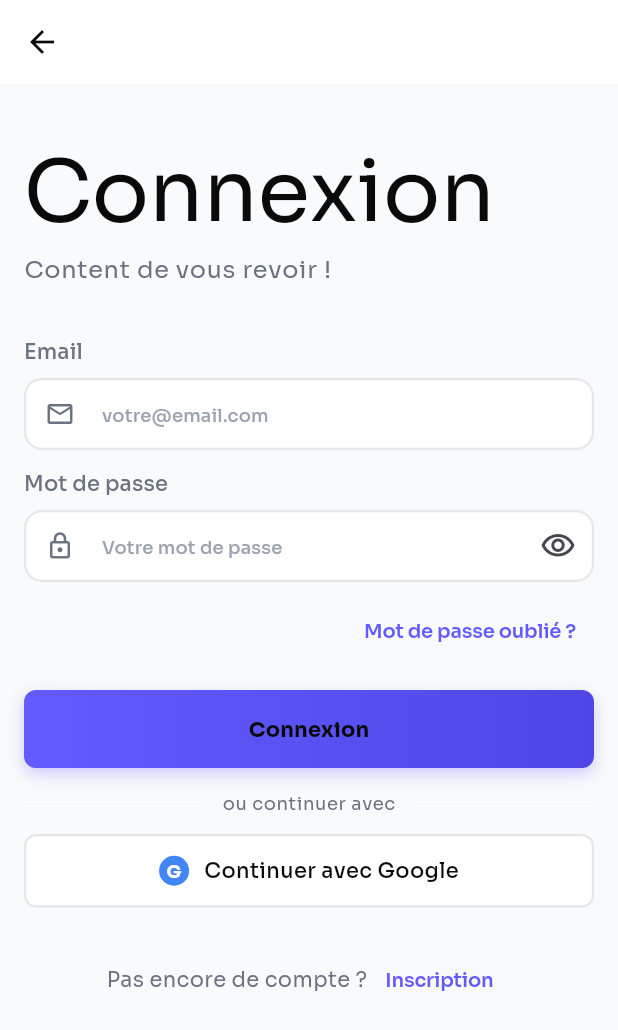
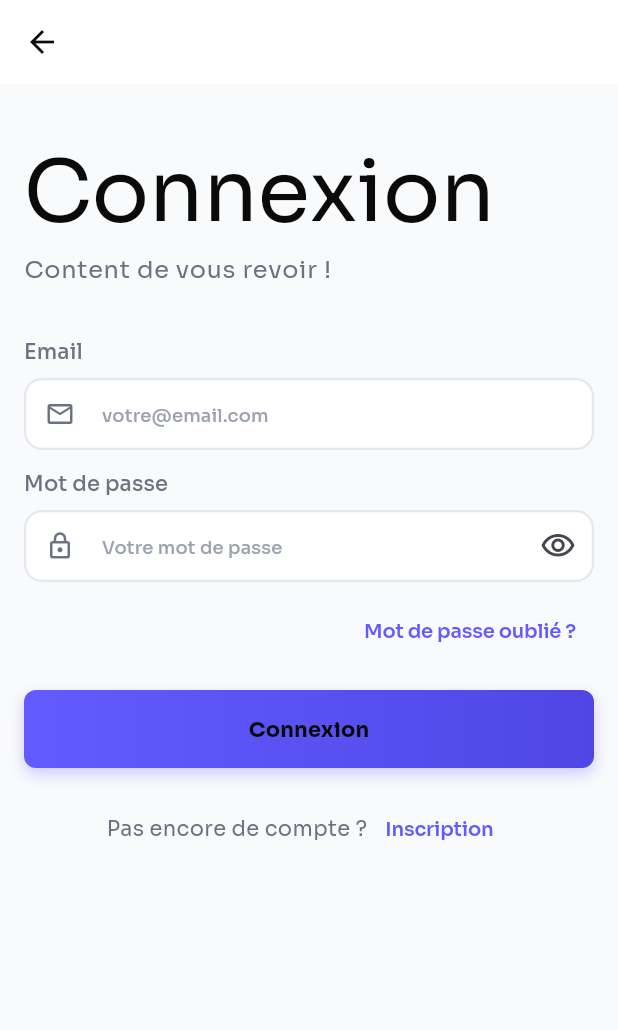
Before and after one commit to gzzadri11/Etoile-mobile-app, a Flutter app: the LoginPage screen opened by its route, on a phone screen of 412 x 824 dp. Shown: the top 1030 px of the screen. Run offline on Flutter 3.47's test engine with Material 3 defaults, Android fonts, the phone set to English and light mode, and no system bars; our stand-ins replace cached_network_image, camera, dio, equatable, firebase_core, firebase_crashlytics and 12 more; missing offline and left inert: crop_your_image, video_thumbnail; accounts and stored records are empty.

Commit message:
revert(auth): suppression connexion Google/Apple (licences manquantes)
Retire SocialAuthButtons, les packages google_sign_in + sign_in_with_apple,
et les URL schemes iOS. À réintégrer quand les comptes développeur seront actifs.

Co-Authored-By: Claude Sonnet 4.6 <noreply@anthropic.com>

```diff
--- a/flutter_application_1/lib/features/auth/presentation/pages/login_page.dart
+++ b/flutter_application_1/lib/features/auth/presentation/pages/login_page.dart
@@ -14,7 +14,6 @@ import '../../../../shared/validators.dart';
 import '../../../../shared/widgets/etoile_button.dart';
 import '../../../../shared/widgets/etoile_text_field.dart';
 import '../bloc/auth_bloc.dart';
-import '../widgets/social_auth_buttons.dart';
 
 /// Page de connexion par email/mot de passe.
 class LoginPage extends StatefulWidget {
@@ -149,9 +148,6 @@ class _LoginPageState extends State<LoginPage> {
                     ),
                     const SizedBox(height: AppTheme.spaceLg),
 
-                    const SocialAuthButtons(),
-                    const SizedBox(height: AppTheme.spaceLg),
-
                     Row(
                       mainAxisAlignment: MainAxisAlignment.center,
                       children: [
--- a/flutter_application_1/lib/features/auth/presentation/widgets/social_auth_buttons.dart
+++ /dev/null
@@ -1,177 +0,0 @@
-library;
-
-/// Boutons de connexion sociale (Google, Apple) via Supabase OAuth.
-
-import 'package:flutter/material.dart';
-import 'package:get_it/get_it.dart';
-import 'package:supabase_flutter/supabase_flutter.dart';
-
-import '../../../../core/constants/app_colors.dart';
-import '../../../../core/theme/app_theme.dart';
-
-/// Séparateur + boutons Google et Apple.
-class SocialAuthButtons extends StatefulWidget {
-  const SocialAuthButtons({super.key});
-
-  @override
-  State<SocialAuthButtons> createState() => _SocialAuthButtonsState();
-}
-
-class _SocialAuthButtonsState extends State<SocialAuthButtons> {
-  bool _loadingGoogle = false;
-  bool _loadingApple = false;
-
-  SupabaseClient get _supabase => GetIt.I<SupabaseClient>();
-
-  Future<void> _signInWithGoogle() async {
-    setState(() => _loadingGoogle = true);
-    try {
-      await _supabase.auth.signInWithOAuth(
-        OAuthProvider.google,
-        redirectTo: 'io.supabase.etoile://login-callback',
-      );
-    } catch (e) {
-      debugPrint('[SocialAuth] Erreur Google: $e');
-      if (!mounted) return;
-      ScaffoldMessenger.of(context).showSnackBar(
-        SnackBar(
-          content: Text('Connexion Google impossible : $e'),
-          backgroundColor: AppColors.danger,
-        ),
-      );
-    } finally {
-      if (mounted) setState(() => _loadingGoogle = false);
-    }
-  }
-
-  Future<void> _signInWithApple() async {
-    setState(() => _loadingApple = true);
-    try {
-      await _supabase.auth.signInWithOAuth(
-        OAuthProvider.apple,
-        redirectTo: 'io.supabase.etoile://login-callback',
-      );
-    } catch (e) {
-      debugPrint('[SocialAuth] Erreur Apple: $e');
-      if (!mounted) return;
-      ScaffoldMessenger.of(context).showSnackBar(
-        SnackBar(
-          content: Text('Connexion Apple impossible : $e'),
-          backgroundColor: AppColors.danger,
-        ),
-      );
-    } finally {
-      if (mounted) setState(() => _loadingApple = false);
-    }
-  }
-
-  @override
-  Widget build(BuildContext context) {
-    return Column(
-      children: [
-        // Séparateur
-        Row(
-          children: [
-            const Expanded(child: Divider()),
-            Padding(
-              padding: const EdgeInsets.symmetric(horizontal: AppTheme.spaceMd),
-              child: Text(
-                'ou continuer avec',
-                style: Theme.of(context).textTheme.bodySmall?.copyWith(
-                      color: AppColors.textSecondary,
-                    ),
-              ),
-            ),
-            const Expanded(child: Divider()),
-          ],
-        ),
-
-        const SizedBox(height: AppTheme.spaceMd),
-
-        // Google
-        _SocialButton(
-          label: 'Continuer avec Google',
-          iconWidget: Container(
-            width: 20,
-            height: 20,
-            decoration: const BoxDecoration(
-              color: Color(0xFF4285F4),
-              shape: BoxShape.circle,
-            ),
-            child: const Center(
-              child: Text(
-                'G',
-                style: TextStyle(color: Colors.white, fontSize: 12, fontWeight: FontWeight.w700),
-              ),
-            ),
-          ),
-          isLoading: _loadingGoogle,
-          onTap: _signInWithGoogle,
-        ),
-
-        const SizedBox(height: AppTheme.spaceSm),
-
-        // Apple (iOS uniquement)
-        if (Theme.of(context).platform == TargetPlatform.iOS)
-          _SocialButton(
-            label: 'Continuer avec Apple',
-            iconWidget: const Icon(Icons.apple, size: 20, color: Colors.black),
-            isLoading: _loadingApple,
-            onTap: _signInWithApple,
-          ),
-      ],
-    );
-  }
-}
-
-class _SocialButton extends StatelessWidget {
-  final String label;
-  final Widget iconWidget;
-  final bool isLoading;
-  final VoidCallback onTap;
-
-  const _SocialButton({
-    required this.label,
-    required this.iconWidget,
-    required this.isLoading,
-    required this.onTap,
-  });
-
-  @override
-  Widget build(BuildContext context) {
-    return GestureDetector(
-      onTap: isLoading ? null : onTap,
-      child: Container(
-        width: double.infinity,
-        padding: const EdgeInsets.symmetric(vertical: 13),
-        decoration: BoxDecoration(
-          color: AppColors.bgPrimary,
-          borderRadius: BorderRadius.circular(AppTheme.radiusMd),
-          border: Border.all(color: AppColors.border, width: 1.5),
-        ),
-        child: isLoading
-            ? const Center(
-                child: SizedBox(
-                  width: 18,
-                  height: 18,
-                  child: CircularProgressIndicator(strokeWidth: 2, color: AppColors.accent),
-                ),
-              )
-            : Row(
-                mainAxisAlignment: MainAxisAlignment.center,
-                children: [
-                  iconWidget,
-                  const SizedBox(width: 10),
-                  Text(
-                    label,
-                    style: Theme.of(context).textTheme.bodyMedium?.copyWith(
-                          fontWeight: FontWeight.w500,
-                          color: AppColors.textPrimary,
-                        ),
-                  ),
-                ],
-              ),
-      ),
-    );
-  }
-}
--- a/flutter_application_1/pubspec.yaml
+++ b/flutter_application_1/pubspec.yaml
@@ -61,10 +61,6 @@ dependencies:
   url_launcher: ^6.3.1
   flutter_dotenv: ^5.1.0
 
-  # OAuth social
-  google_sign_in: ^6.2.1
-  sign_in_with_apple: ^6.1.0
-
   # Push Notifications & Monitoring
   firebase_core: ^3.12.1
   firebase_crashlytics: ^4.3.3
```
Also changed, not shown: flutter_application_1/pubspec.lock, 1 other file.
